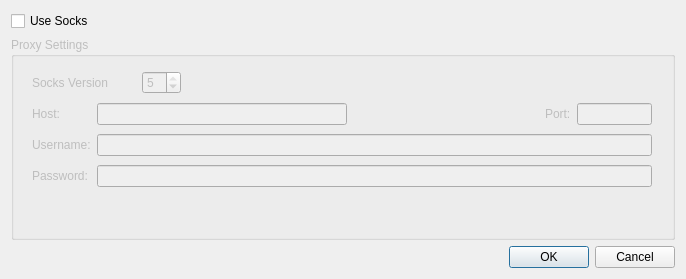
Before: the Qt Designer form ui_proxy_config.ui in spuriousdata/mcli, drawn with Qt 5.
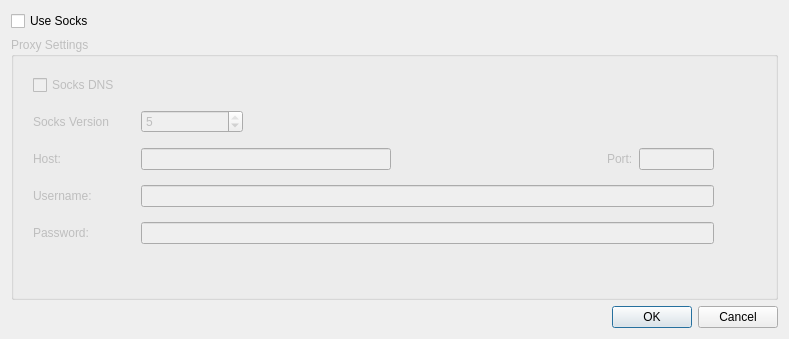
After: the same form once the commit is applied.

Commit message: added slot and basic logic to handle properties dialog

The edit to the form file:
```diff
--- a/ui_proxy_config.ui
+++ b/ui_proxy_config.ui
@@ -6,10 +6,16 @@
    <rect>
     <x>0</x>
     <y>0</y>
-    <width>686</width>
-    <height>279</height>
+    <width>789</width>
+    <height>339</height>
    </rect>
   </property>
+  <property name="minimumSize">
+   <size>
+    <width>789</width>
+    <height>339</height>
+   </size>
+  </property>
   <property name="windowTitle">
    <string>Dialog</string>
   </property>
@@ -43,6 +49,12 @@
      <property name="enabled">
       <bool>false</bool>
      </property>
+     <property name="sizePolicy">
+      <sizepolicy hsizetype="Preferred" vsizetype="Preferred">
+       <horstretch>0</horstretch>
+       <verstretch>1</verstretch>
+      </sizepolicy>
+     </property>
      <property name="minimumSize">
       <size>
        <width>0</width>
@@ -52,37 +64,57 @@
      <property name="title">
       <string>Proxy Settings</string>
      </property>
+     <layout class="QHBoxLayout" name="horizontalLayout_3">
+      <item>
+       <layout class="QHBoxLayout" name="horizontalLayout">
+        <item>
+         <spacer name="horizontalSpacer_4">
+          <property name="orientation">
+           <enum>Qt::Horizontal</enum>
+          </property>
+          <property name="sizeType">
+           <enum>QSizePolicy::Expanding</enum>
+          </property>
+          <property name="sizeHint" stdset="0">
+           <size>
+            <width>10</width>
+            <height>20</height>
+           </size>
+          </property>
+         </spacer>
+        </item>
+        <item>
+         <widget class="QFrame" name="frame">
+          <property name="sizePolicy">
+           <sizepolicy hsizetype="Preferred" vsizetype="Preferred">
+            <horstretch>1</horstretch>
+            <verstretch>0</verstretch>
+           </sizepolicy>
+          </property>
+          <property name="frameShape">
+           <enum>QFrame::NoFrame</enum>
+          </property>
+          <property name="frameShadow">
+           <enum>QFrame::Plain</enum>
+          </property>
      <widget class="QWidget" name="layoutWidget">
       <property name="geometry">
        <rect>
-        <x>21</x>
-        <y>31</y>
-        <width>620</width>
-        <height>123</height>
+             <x>0</x>
+             <y>0</y>
+             <width>681</width>
+             <height>191</height>
        </rect>
       </property>
       <layout class="QGridLayout" name="gridLayout">
-       <item row="0" column="0" colspan="2">
+            <item row="1" column="0">
         <widget class="QLabel" name="label_5">
          <property name="text">
           <string>Socks Version</string>
          </property>
         </widget>
        </item>
-       <item row="0" column="2">
-        <widget class="QSpinBox" name="socks_proto">
-         <property name="minimum">
-          <number>4</number>
-         </property>
-         <property name="maximum">
-          <number>5</number>
-         </property>
-         <property name="value">
-          <number>5</number>
-         </property>
-        </widget>
-       </item>
-       <item row="0" column="3" colspan="4">
+            <item row="1" column="2" colspan="5">
         <spacer name="horizontalSpacer_2">
          <property name="orientation">
           <enum>Qt::Horizontal</enum>
@@ -95,14 +127,14 @@
          </property>
         </spacer>
        </item>
-       <item row="1" column="0">
+            <item row="3" column="0">
         <widget class="QLabel" name="label">
          <property name="text">
           <string>Host:</string>
          </property>
         </widget>
        </item>
-       <item row="1" column="1" colspan="3">
+            <item row="3" column="1" colspan="3">
         <widget class="QLineEdit" name="socks_hostname">
          <property name="sizePolicy">
           <sizepolicy hsizetype="Maximum" vsizetype="Fixed">
@@ -118,7 +150,7 @@
          </property>
         </widget>
        </item>
-       <item row="1" column="4">
+            <item row="3" column="4">
         <spacer name="horizontalSpacer">
          <property name="orientation">
           <enum>Qt::Horizontal</enum>
@@ -134,7 +166,7 @@
          </property>
         </spacer>
        </item>
-       <item row="1" column="5">
+            <item row="3" column="5">
         <widget class="QLabel" name="label_2">
          <property name="sizePolicy">
           <sizepolicy hsizetype="Preferred" vsizetype="Preferred">
@@ -153,7 +185,7 @@
          </property>
         </widget>
        </item>
-       <item row="1" column="6">
+            <item row="3" column="6">
         <widget class="QLineEdit" name="socks_port">
          <property name="sizePolicy">
           <sizepolicy hsizetype="Minimum" vsizetype="Fixed">
@@ -172,32 +204,73 @@
          </property>
         </widget>
        </item>
-       <item row="2" column="0">
+            <item row="4" column="0">
         <widget class="QLabel" name="socks_username_label">
          <property name="text">
           <string>Username:</string>
          </property>
         </widget>
        </item>
-       <item row="2" column="1" colspan="6">
+            <item row="4" column="1" colspan="6">
         <widget class="QLineEdit" name="socks_username"/>
        </item>
-       <item row="3" column="0">
+            <item row="5" column="0">
         <widget class="QLabel" name="socks_password_label">
          <property name="text">
           <string>Password:</string>
          </property>
         </widget>
        </item>
-       <item row="3" column="1" colspan="6">
+            <item row="5" column="1" colspan="6">
         <widget class="QLineEdit" name="socks_password">
          <property name="echoMode">
           <enum>QLineEdit::Password</enum>
          </property>
         </widget>
        </item>
-      </layout>
-     </widget>
+            <item row="0" column="0">
+             <widget class="QCheckBox" name="socks_dns">
+              <property name="text">
+               <string>Socks DNS</string>
+              </property>
+             </widget>
+            </item>
+            <item row="1" column="1">
+             <widget class="QSpinBox" name="socks_proto">
+              <property name="minimum">
+               <number>4</number>
+              </property>
+              <property name="maximum">
+               <number>5</number>
+              </property>
+              <property name="value">
+               <number>5</number>
+              </property>
+             </widget>
+            </item>
+           </layout>
+          </widget>
+         </widget>
+        </item>
+        <item>
+         <spacer name="horizontalSpacer_5">
+          <property name="orientation">
+           <enum>Qt::Horizontal</enum>
+          </property>
+          <property name="sizeType">
+           <enum>QSizePolicy::Expanding</enum>
+          </property>
+          <property name="sizeHint" stdset="0">
+           <size>
+            <width>10</width>
+            <height>20</height>
+           </size>
+          </property>
+         </spacer>
+        </item>
+       </layout>
+      </item>
+     </layout>
     </widget>
    </item>
    <item>
```
Lines whose indentation alone changed are shown as unchanged. The commit also changes 3 other files.
